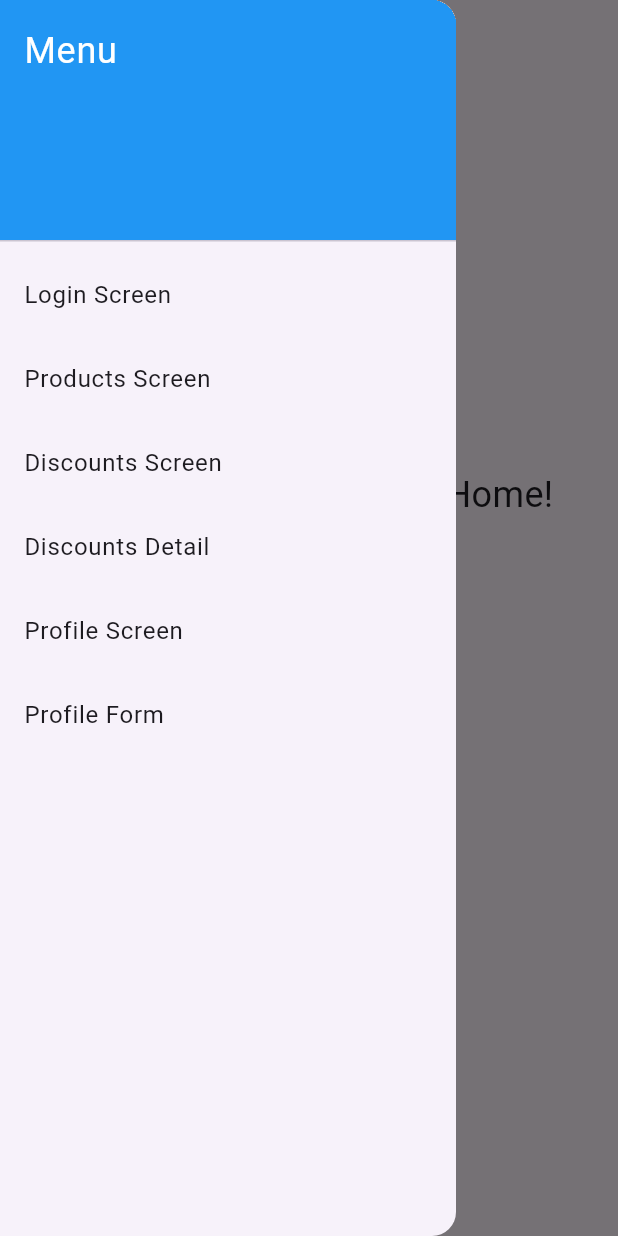
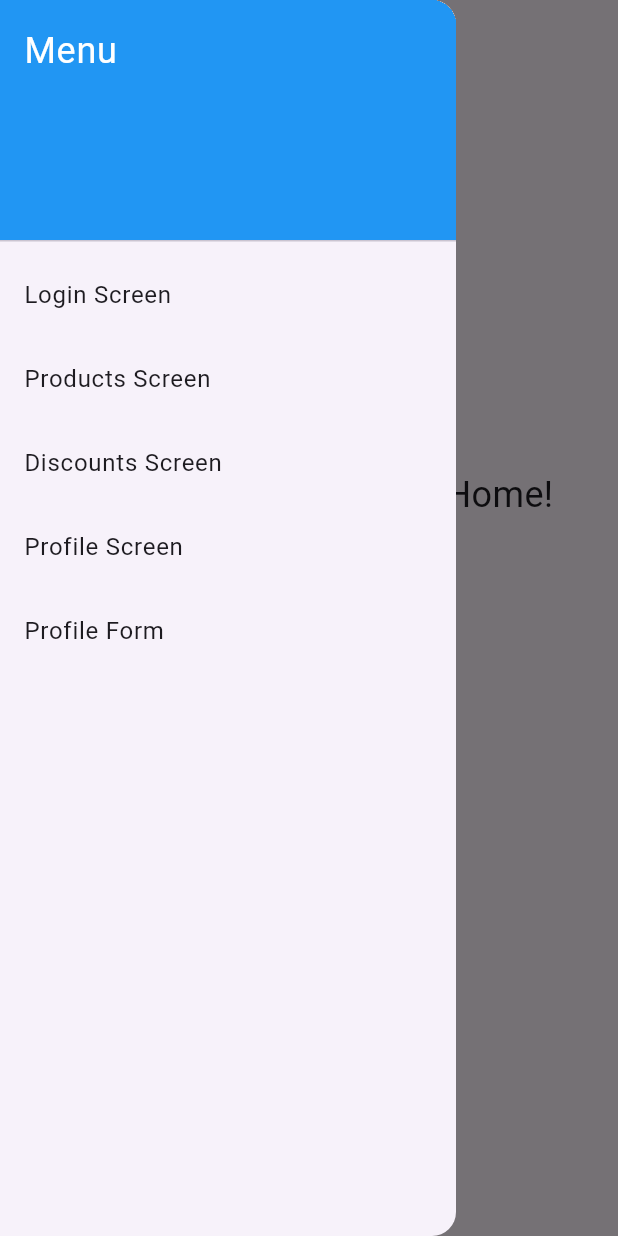
Before and after one commit to naranjaFanta/tp3_appnike, a Flutter app: the screen it shows after launch, with the side drawer open, on a phone screen of 412 x 824 dp. Run offline on Flutter 3.47's test engine with Material 3 defaults, Android fonts, the light colour scheme and no system bars; our stand-ins replace firebase_core, flutter_riverpod, go_router; accounts and stored records are empty.

```diff
--- a/lib/presentation/screens/home/home_screen.dart
+++ b/lib/presentation/screens/home/home_screen.dart
@@ -41,12 +41,6 @@ class HomeScreen extends StatelessWidget {
               },
             ),
             ListTile(
-              title: const Text('Discounts Detail'),
-              onTap: () {
-                appRouter.push('/discounts/1');
-              },
-            ),
-            ListTile(
               title: const Text('Profile Screen'),
               onTap: () {
                 appRouter.push('/profile');
@@ -71,7 +65,7 @@ class HomeScreen extends StatelessWidget {
             ),
             const SizedBox(height: 20), // Espaciado entre el texto y la imagen
             Image.asset(
-              'assets/image/appnike.jpg',  // Cambia "imagen.jpg" por el nombre real de tu archivo de imagen
+              'assets/image/appnike.jpg', // Cambia "imagen.jpg" por el nombre real de tu archivo de imagen
               height: 200, // Altura de la imagen (puedes ajustarlo)
               fit: BoxFit.cover, // Ajuste de la imagen
             ),
```
